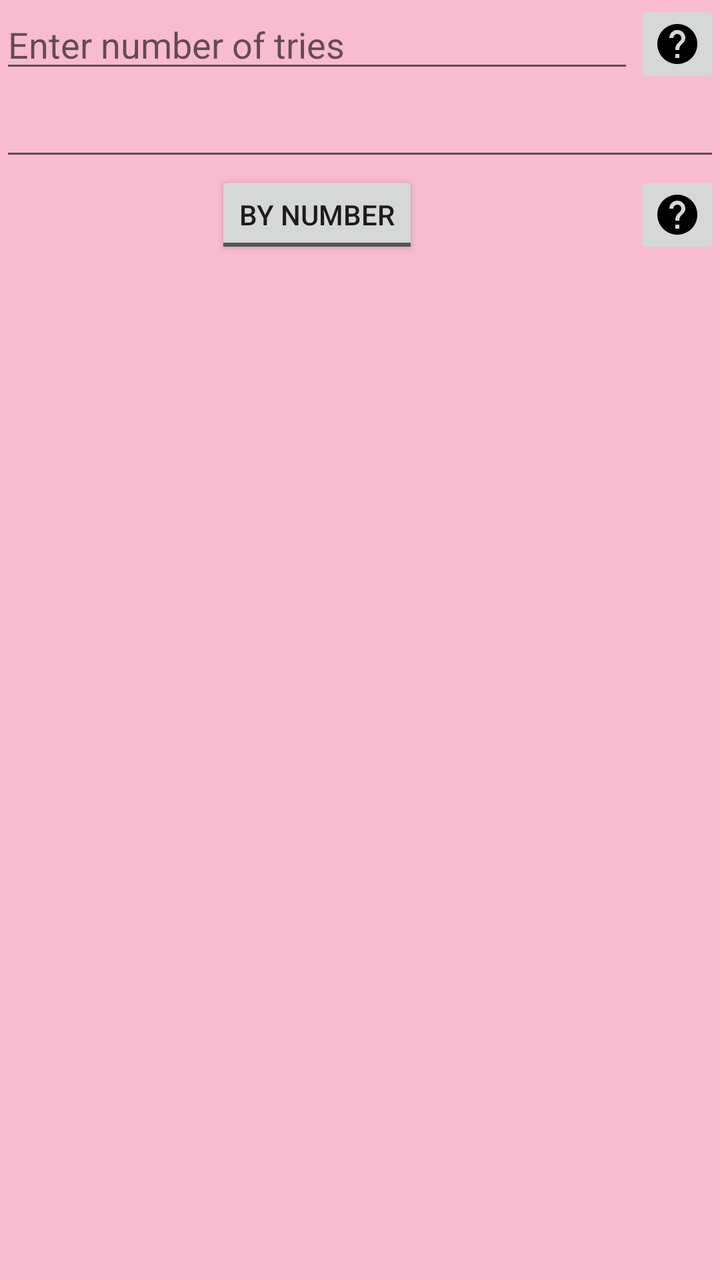
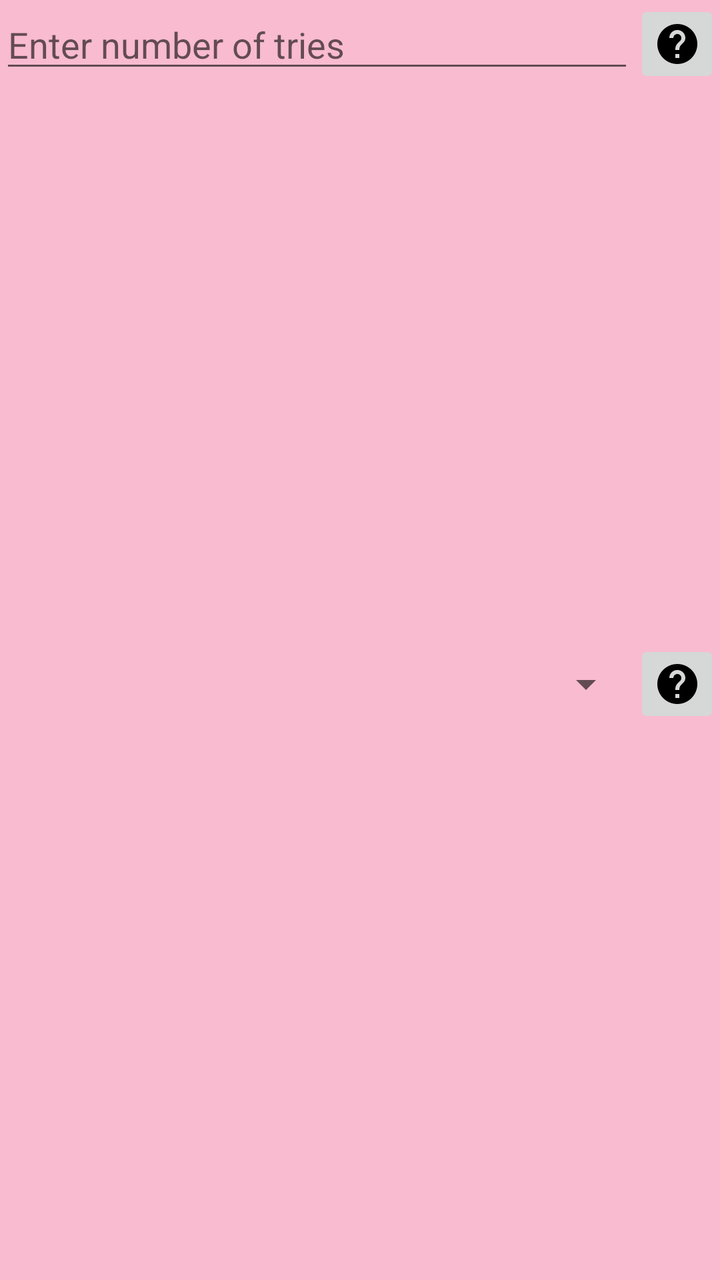

Before-and-after screenshots of an Android layout around one commit, followed by the original layout XML and the change that was made.
<!-- AndroidManifest.xml: application theme MyMaterialTheme -->
<!-- res/layout/quick_test_dialog_fragment.xml -->
<?xml version="1.0" encoding="utf-8"?>
<LinearLayout xmlns:android="http://schemas.android.com/apk/res/android"
    android:layout_width="match_parent"
    android:layout_height="match_parent"
    android:orientation="vertical">

    <LinearLayout
        android:layout_width="match_parent"
        android:layout_height="wrap_content"
        android:orientation="horizontal"
        android:weightSum="10">

        <EditText
            android:id="@+id/number_of_tries"
            android:layout_width="match_parent"
            android:layout_height="wrap_content"
            android:layout_weight="9"
            android:hint="@string/enter_tries_number"
            android:imeOptions="flagNoExtractUi"
            android:inputType="number" />

        <ImageButton
            android:id="@+id/number_of_tries_help"
            android:layout_width="wrap_content"
            android:layout_height="wrap_content"
            android:layout_weight="1"

            android:src="@drawable/ic_help_black_24dp" />
    </LinearLayout>


    

    <LinearLayout
        android:layout_width="match_parent"
        android:layout_height="wrap_content"
        android:orientation="horizontal"
        android:weightSum="10">

        <EditText
            android:id="@+id/number"
            android:layout_width="match_parent"
            android:layout_height="wrap_content"
            android:layout_weight="9"
            android:imeOptions="flagNoExtractUi"
            android:inputType="number" />

    </LinearLayout>
    <LinearLayout
        android:layout_width="match_parent"
        android:layout_height="wrap_content"
        android:orientation="horizontal"
        android:weightSum="10">

        <LinearLayout
            android:layout_width="match_parent"
            android:layout_height="match_parent"
            android:layout_weight="9"
            android:gravity="center">

            <ToggleButton
                android:id="@+id/percentage_number"
                android:layout_width="wrap_content"
                android:layout_height="match_parent"
                android:textOn="@string/by_percentage"
                android:textOff="@string/by_number"/>

        </LinearLayout>

        <ImageButton
            android:id="@+id/percentage_or_number_help"
            android:layout_width="wrap_content"
            android:layout_height="wrap_content"
            android:layout_weight="1"
            android:src="@drawable/ic_help_black_24dp" />

    </LinearLayout>




</LinearLayout>
<!-- resources referenced by this layout -->
<resources>
  <!-- drawable ic_help_black_24dp: png bitmap (drawable-hdpi, 458 bytes) -->
  <string name="by_number">By Number</string>
  <string name="by_percentage">By Percentage</string>
  <string name="enter_tries_number">Enter number of tries</string>
  <style name="MyMaterialTheme" parent="MyMaterialTheme.Base">
  
      </style>
  <style name="MyMaterialTheme.Base" parent="Theme.AppCompat.Light.DarkActionBar">
          <item name="windowNoTitle">true</item>
          <item name="windowActionBar">false</item>
          <item name="colorPrimary">@color/colorPrimary</item>
          <item name="colorPrimaryDark">@color/colorPrimaryDark</item>
          <item name="colorAccent">@color/colorAccent</item>
          <item name="android:windowBackground">@color/windowBackground</item>
      </style>
  <color name="colorPrimary">#EC407A</color>
  <color name="colorPrimaryDark">#AD1457</color>
  <color name="colorAccent">#EA80FC</color>
  <color name="windowBackground">#F8BBD0</color>
</resources>

<!-- the commit's change to res/layout/quick_test_dialog_fragment.xml (unified diff, before → after) -->
@@ -29,43 +29,18 @@
     </LinearLayout>
 
 
-    
 
     <LinearLayout
         android:layout_width="match_parent"
-        android:layout_height="wrap_content"
+        android:layout_height="match_parent"
+        android:gravity="center"
         android:orientation="horizontal"
         android:weightSum="10">
-
-        <EditText
-            android:id="@+id/number"
+        <Spinner
+            android:id="@+id/number_or_percentage"
             android:layout_width="match_parent"
             android:layout_height="wrap_content"
-            android:layout_weight="9"
-            android:imeOptions="flagNoExtractUi"
-            android:inputType="number" />
-
-    </LinearLayout>
-    <LinearLayout
-        android:layout_width="match_parent"
-        android:layout_height="wrap_content"
-        android:orientation="horizontal"
-        android:weightSum="10">
-
-        <LinearLayout
-            android:layout_width="match_parent"
-            android:layout_height="match_parent"
-            android:layout_weight="9"
-            android:gravity="center">
-
-            <ToggleButton
-                android:id="@+id/percentage_number"
-                android:layout_width="wrap_content"
-                android:layout_height="match_parent"
-                android:textOn="@string/by_percentage"
-                android:textOff="@string/by_number"/>
-
-        </LinearLayout>
+            android:layout_weight="9"/>
 
         <ImageButton
             android:id="@+id/percentage_or_number_help"
@@ -76,6 +51,13 @@
 
     </LinearLayout>
 
+    <EditText
+        android:id="@+id/number"
+        android:layout_width="match_parent"
+        android:layout_height="wrap_content"
+        android:layout_weight="9"
+        android:imeOptions="flagNoExtractUi"
+        android:inputType="number" />
 
 
 
<!-- resource entries referenced after the edit -->
@@ -1,8 +1,6 @@
 <!-- resources referenced by this layout -->
 <resources>
   <!-- drawable ic_help_black_24dp: png bitmap (drawable-hdpi, 458 bytes) -->
-  <string name="by_number">By Number</string>
-  <string name="by_percentage">By Percentage</string>
   <string name="enter_tries_number">Enter number of tries</string>
   <style name="MyMaterialTheme" parent="MyMaterialTheme.Base">
   
